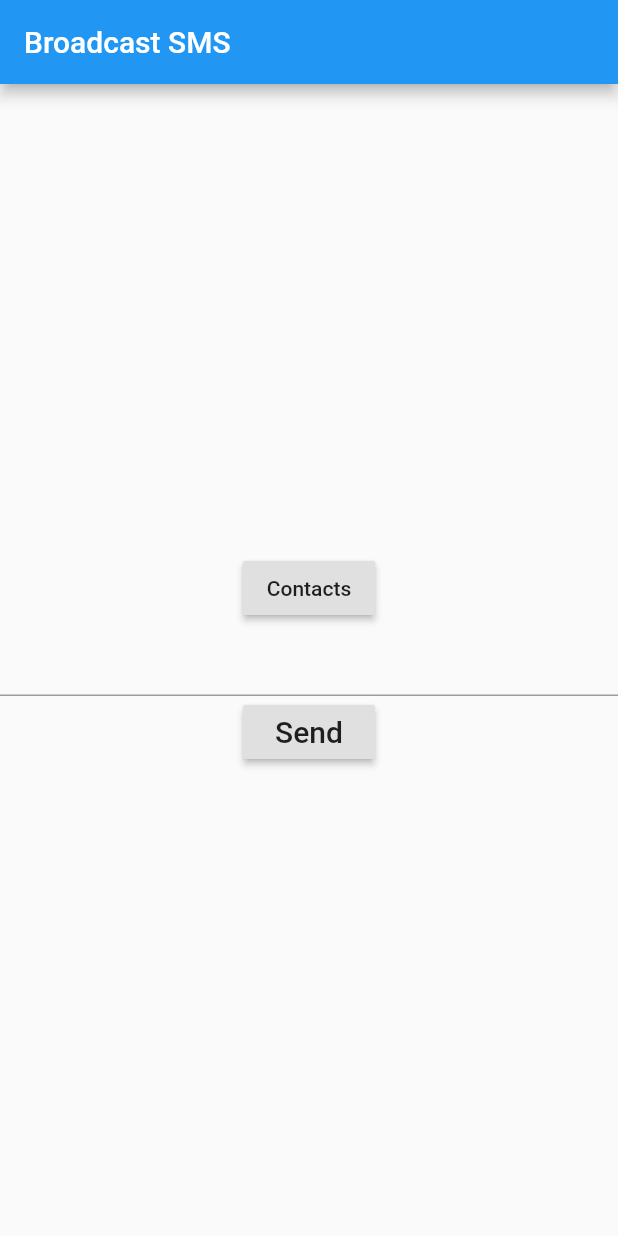
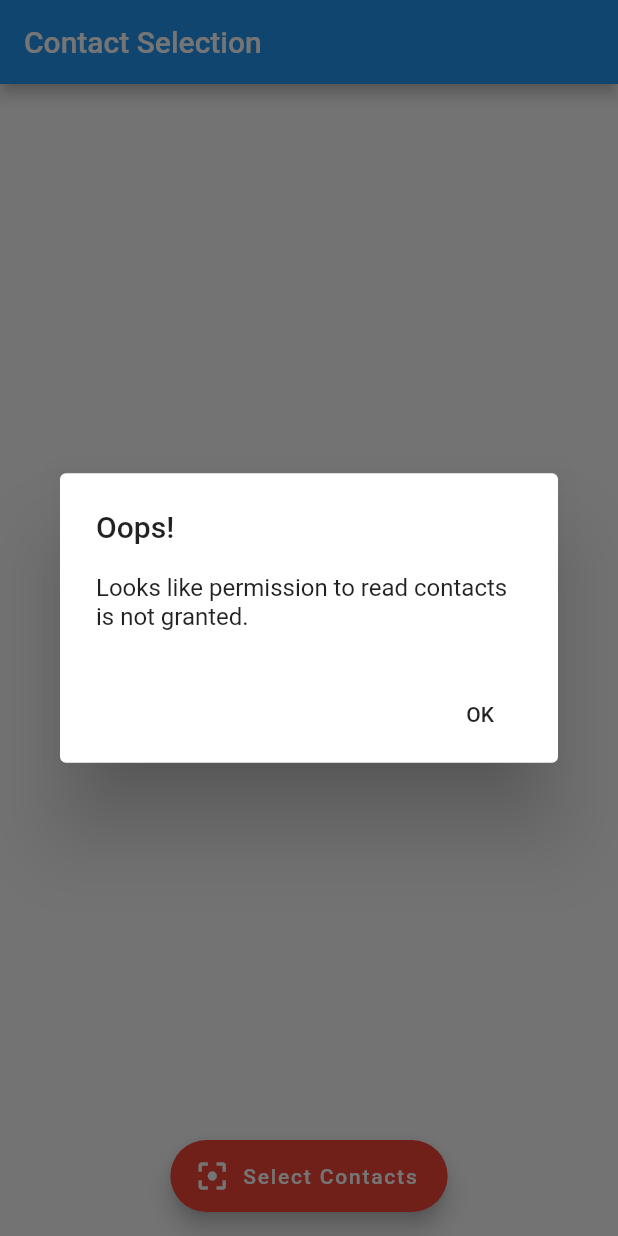
Before and after one commit to tweirtx/BroadcastSMS, a Flutter app: the screen it shows after launch, on a phone screen of 412 x 824 dp. Run offline on Flutter 3.47's test engine with Material 2 defaults, Android fonts, the phone set to English and light mode, and no system bars; our stand-ins replace contacts_service; missing offline and left inert: simple_permissions, sms_maintained.

Commit message:
Here is a complete mess bcs aaaaaaaaaa

```diff
--- a/lib/main.dart
+++ b/lib/main.dart
@@ -1,33 +1,23 @@
-import 'dart:io';
+import 'dart:async';
 
 import 'package:flutter/material.dart';
-import 'package:sms_maintained/sms.dart';
 import 'package:contacts_service/contacts_service.dart';
 import 'package:simple_permissions/simple_permissions.dart';
+import 'sending.dart';
+
+void main() => runApp(ContactsApp());
 
 
-
-void main() => runApp(MyApp());
-
-class MyApp extends StatelessWidget {
+class ContactsApp extends StatelessWidget {
   // This widget is the root of your application.
   @override
   Widget build(BuildContext context) {
-    return MaterialApp(
+    return new MaterialApp(
       title: 'Broadcast SMS',
-      theme: ThemeData(
-        // This is the theme of your application.
-        //
-        // Try running your application with "flutter run". You'll see the
-        // application has a blue toolbar. Then, without quitting the app, try
-        // changing the primarySwatch below to Colors.green and then invoke
-        // "hot reload" (press "r" in the console where you ran "flutter run",
-        // or simply save your changes to "hot reload" in a Flutter IDE).
-        // Notice that the counter didn't reset back to zero; the application
-        // is not restarted.
+      theme: new ThemeData(
         primarySwatch: Colors.blue,
       ),
-      home: MyHomePage(title: 'Broadcast SMS'),
+      home: new MyHomePage(title: 'Contact Selection'),
     );
   }
 }
@@ -35,114 +25,151 @@ class MyApp extends StatelessWidget {
 class MyHomePage extends StatefulWidget {
   MyHomePage({Key key, this.title}) : super(key: key);
 
-  // This widget is the home page of your application. It is stateful, meaning
-  // that it has a State object (defined below) that contains fields that affect
-  // how it looks.
+  final String title;
+  final String reloadLabel = 'Reload!';
+  final String fireLabel = 'Select Contacts';
+  final Color floatingButtonColor = Colors.red;
+  final IconData reloadIcon = Icons.refresh;
+  final IconData fireIcon = Icons.filter_center_focus;
 
-  // This class is the configuration for the state. It holds the values (in this
-  // case the title) provided by the parent (in this case the App widget) and
-  // used by the build method of the State. Fields in a Widget subclass are
-  // always marked "final".
-
-  final String title;
   @override
-  _MyHomePageState createState() => _MyHomePageState();
+  _MyHomePageState createState() => new _MyHomePageState(
+        floatingButtonLabel: this.fireLabel,
+        icon: this.fireIcon,
+        floatingButtonColor: this.floatingButtonColor,
+      );
 }
 
 class _MyHomePageState extends State<MyHomePage> {
-  ContactsService contactsService = new ContactsService();
-  Iterable<Contact> contacts;
+  List<Contact> _contacts = new List<Contact>();
+  List<CustomContact> _uiCustomContacts = List<CustomContact>();
+  List<CustomContact> _allContacts = List<CustomContact>();
+  bool _isLoading = false;
+  String floatingButtonLabel;
+  Color floatingButtonColor;
+  IconData icon;
 
-  void _showDialog(String message) {
-    // flutter defined function
+  _MyHomePageState({
+    this.floatingButtonLabel,
+    this.icon,
+    this.floatingButtonColor,
+  });
+
+  @override
+  void initState() {
+    super.initState();
+    getContactsPermission().then((granted) {
+      if (granted) {
+        refreshContacts();
+      } else {
         showDialog(
           context: context,
-      builder: (BuildContext context) {
-        // return object of type Dialog
-        return AlertDialog(
-          title: new Text("Notice"),
-          content: new Text(message),
+          builder: (context) => AlertDialog(
+                title: const Text('Oops!'),
+                content: const Text('Looks like permission to read contacts is not granted.'),
                 actions: <Widget>[
-            // usually buttons at the bottom of the dialog
-            new FlatButton(
-              child: new Text("Close"),
-              onPressed: () {
-                Navigator.of(context).pop();
-              },
+                  FlatButton(
+                    child: const Text('OK'),
+                    onPressed: () => Navigator.pop(context),
                   ),
                 ],
-        );
-      },
+              ),
         );
       }
-
-  void _sendSMS(Contact contact) {
-    _showDialog(contact.phones.toList().elementAt(0).value);
-    SmsSender().sendSms(SmsMessage(contact.phones.toList().elementAt(0).value, "Broadcast SMS"));
-  }
-
-  void _loopThru() {
-    contacts.forEach(_sendSMS);
+    });
   }
 
   @override
   Widget build(BuildContext context) {
-    // This method is rerun every time setState is called, for instance as done
-    // by the _incrementCounter method above.
-    //
-    // The Flutter framework has been optimized to make rerunning build methods
-    // fast, so that you can just rebuild anything that needs updating rather
-    // than having to individually change instances of widgets.
-    return Scaffold(
-      appBar: AppBar(
-        // Here we take the value from the MyHomePage object that was created by
-        // the App.build method, and use it to set our appbar title.
-        title: Text(widget.title),
+    return new Scaffold(
+      appBar: new AppBar(
+        title: new Text(widget.title),
       ),
-      body: Center(
-        // Center is a layout widget. It takes a single child and positions it
-        // in the middle of the parent.
-        child: Column(
-          // Column is also layout widget. It takes a list of children and
-          // arranges them vertically. By default, it sizes itself to fit its
-          // children horizontally, and tries to be as tall as its parent.
-          //
-          // Invoke "debug painting" (press "p" in the console, choose the
-          // "Toggle Debug Paint" action from the Flutter Inspector in Android
-          // Studio, or the "Toggle Debug Paint" command in Visual Studio Code)
-          // to see the wireframe for each widget.
-          //
-          // Column has various properties to control how it sizes itself and
-          // how it positions its children. Here we use mainAxisAlignment to
-          // center the children vertically; the main axis here is the vertical
-          // axis because Columns are vertical (the cross axis would be
-          // horizontal).
-          mainAxisAlignment: MainAxisAlignment.center,
+      body: !_isLoading
+          ? Container(
+              child: ListView.builder(
+                itemCount: _uiCustomContacts?.length,
+                itemBuilder: (BuildContext context, int index) {
+                  CustomContact _contact = _uiCustomContacts[index];
+                  var _phonesList = _contact.contact.phones.toList();
 
-          children: <Widget>[
-            RaisedButton(
-              child: new Text("Contacts"),
-              onPressed: () async {
-                if (!await SimplePermissions.checkPermission(Permission.ReadContacts)) {
-                  await SimplePermissions.requestPermission(Permission.ReadContacts);
-                }
-                contacts = await ContactsService.getContacts();
-
+                  return _buildListTile(_contact, _phonesList);
                 },
               ),
-            TextField(
-
+            )
+          : Center(
+              child: CircularProgressIndicator(),
             ),
-          RaisedButton(
-            onPressed: _loopThru,
-            child: Text(
-                'Send',
-                style: TextStyle(fontSize: 20)
+      floatingActionButton: new FloatingActionButton.extended(
+        backgroundColor: floatingButtonColor,
+        onPressed: _onSubmit,
+        icon: Icon(icon),
+        label: Text(floatingButtonLabel),
       ),
-          ),
-        ],
-      ), // This trailing comma makes auto-formatting nicer for build methods.
-    ),
+      floatingActionButtonLocation: FloatingActionButtonLocation.centerFloat,
     );
   }
+
+  void _onSubmit() {
+        _uiCustomContacts =
+            _allContacts.where((contact) => contact.isChecked == true).toList();
+        runApp(MyApp());
   }
+
+  ListTile _buildListTile(CustomContact c, List<Item> list) {
+    return ListTile(
+      leading: (c.contact.avatar != null)
+          ? CircleAvatar(backgroundImage: MemoryImage(c.contact.avatar))
+          : CircleAvatar(
+              child: Text(
+                  (c.contact.displayName[0] +
+                      c.contact.displayName[1].toUpperCase()),
+                  style: TextStyle(color: Colors.white)),
+            ),
+      title: Text(c.contact.displayName ?? ""),
+      subtitle: list.length >= 1 && list[0]?.value != null
+          ? Text(list[0].value)
+          : Text(''),
+      trailing: Checkbox(
+          activeColor: Colors.green,
+          value: c.isChecked,
+          onChanged: (bool value) {
+            setState(() {
+              c.isChecked = value;
+            });
+          }),
+    );
+  }
+
+  refreshContacts() async {
+    setState(() {
+      _isLoading = true;
+    });
+    var contacts = await ContactsService.getContacts();
+    _populateContacts(contacts);
+  }
+
+  void _populateContacts(Iterable<Contact> contacts) {
+    _contacts = contacts.where((item) => item.displayName != null).toList();
+    _contacts.sort((a, b) => a.displayName.compareTo(b.displayName));
+    _allContacts =
+        _contacts.map((contact) => CustomContact(contact: contact)).toList();
+    setState(() {
+      _uiCustomContacts = _allContacts;
+      _isLoading = false;
+    });
+  }
+
+  Future<bool> getContactsPermission() =>
+      SimplePermissions.checkPermission(Permission.ReadContacts);
+}
+
+class CustomContact {
+  final Contact contact;
+  bool isChecked;
+
+  CustomContact({
+    this.contact,
+    this.isChecked = false,
+  });
+}
--- /dev/null
+++ b/lib/sending.dart
@@ -0,0 +1,305 @@
+import 'package:flutter/material.dart';
+import 'package:sms_maintained/sms.dart';
+import 'package:contacts_service/contacts_service.dart';
+import 'dart:async';
+import 'package:simple_permissions/simple_permissions.dart';
+
+void main() => runApp(ContactsApp());
+
+class MyApp extends StatelessWidget {
+  // This widget is the root of your application.
+  @override
+  Widget build(BuildContext context) {
+    return MaterialApp(
+      title: 'Broadcast SMS',
+      theme: ThemeData(
+        // This is the theme of your application.
+        //
+        // Try running your application with "flutter run". You'll see the
+        // application has a blue toolbar. Then, without quitting the app, try
+        // changing the primarySwatch below to Colors.green and then invoke
+        // "hot reload" (press "r" in the console where you ran "flutter run",
+        // or simply save your changes to "hot reload" in a Flutter IDE).
+        // Notice that the counter didn't reset back to zero; the application
+        // is not restarted.
+        primarySwatch: Colors.blue,
+      ),
+      home: MyHomePage(title: 'Broadcast SMS'),
+    );
+  }
+}
+
+class MyHomePage extends StatefulWidget {
+  MyHomePage({Key key, this.title}) : super(key: key);
+
+  // This widget is the home page of your application. It is stateful, meaning
+  // that it has a State object (defined below) that contains fields that affect
+  // how it looks.
+
+  // This class is the configuration for the state. It holds the values (in this
+  // case the title) provided by the parent (in this case the App widget) and
+  // used by the build method of the State. Fields in a Widget subclass are
+  // always marked "final".
+
+  final String title;
+  @override
+  _MyHomePageState createState() => _MyHomePageState();
+}
+
+class _MyHomePageState extends State<MyHomePage> {
+  ContactsService contactsService = new ContactsService();
+  Iterable<Contact> contacts;// = main()._uiCustomContacts;
+
+
+  void _showDialog(String message) {
+    // flutter defined function
+    showDialog(
+      context: context,
+      builder: (BuildContext context) {
+        // return object of type Dialog
+        return AlertDialog(
+          title: new Text("Notice"),
+          content: new Text(message),
+          actions: <Widget>[
+            // usually buttons at the bottom of the dialog
+            new FlatButton(
+              child: new Text("Close"),
+              onPressed: () {
+                Navigator.of(context).pop();
+              },
+            ),
+          ],
+        );
+      },
+    );
+  }
+
+  void _sendSMS(Contact contact) {
+    _showDialog(contact.phones
+        .toList()
+        .elementAt(0)
+        .value);
+    SmsSender().sendSms(SmsMessage(contact.phones
+        .toList()
+        .elementAt(0)
+        .value, "Broadcast SMS"));
+  }
+
+  void _loopThru() {
+    contacts.forEach(_sendSMS);
+  }
+
+  @override
+  Widget build(BuildContext context) {
+    // This method is rerun every time setState is called, for instance as done
+    // by the _incrementCounter method above.
+    //
+    // The Flutter framework has been optimized to make rerunning build methods
+    // fast, so that you can just rebuild anything that needs updating rather
+    // than having to individually change instances of widgets.
+    return Scaffold(
+      appBar: AppBar(
+        // Here we take the value from the MyHomePage object that was created by
+        // the App.build method, and use it to set our appbar title.
+        title: Text(widget.title),
+      ),
+      body: Center(
+        // Center is a layout widget. It takes a single child and positions it
+        // in the middle of the parent.
+        child: Column(
+          // Column is also layout widget. It takes a list of children and
+          // arranges them vertically. By default, it sizes itself to fit its
+          // children horizontally, and tries to be as tall as its parent.
+          //
+          // Invoke "debug painting" (press "p" in the console, choose the
+          // "Toggle Debug Paint" action from the Flutter Inspector in Android
+          // Studio, or the "Toggle Debug Paint" command in Visual Studio Code)
+          // to see the wireframe for each widget.
+          //
+          // Column has various properties to control how it sizes itself and
+          // how it positions its children. Here we use mainAxisAlignment to
+          // center the children vertically; the main axis here is the vertical
+          // axis because Columns are vertical (the cross axis would be
+          // horizontal).
+          mainAxisAlignment: MainAxisAlignment.center,
+
+          children: <Widget>[
+            TextField(
+
+            ),
+            RaisedButton(
+              onPressed: _loopThru,
+              child: Text(
+                  'Send',
+                  style: TextStyle(fontSize: 20)
+              ),
+            ),
+          ],
+        ), // This trailing comma makes auto-formatting nicer for build methods.
+      ),
+    );
+  }
+}
+  class ContactsApp extends StatelessWidget {
+  // This widget is the root of your application.
+  @override
+  Widget build(BuildContext context) {
+  return new MaterialApp(
+  title: 'Broadcast SMS',
+  theme: new ThemeData(
+  primarySwatch: Colors.blue,
+  ),
+  home: new ContactHomePage(title: 'Contact Selection'),
+  );
+  }
+  }
+  class ContactHomePage extends StatefulWidget {
+  ContactHomePage({Key key, this.title}) : super(key: key);
+
+  final String title;
+  final String reloadLabel = 'Reload!';
+  final String fireLabel = 'Select Contacts';
+  final Color floatingButtonColor = Colors.red;
+  final IconData reloadIcon = Icons.refresh;
+  final IconData fireIcon = Icons.filter_center_focus;
+
+  @override
+  _ContactHomePageState createState() => new _ContactHomePageState(
+    floatingButtonLabel: this.fireLabel,
+    icon: this.fireIcon,
+    floatingButtonColor: this.floatingButtonColor,
+  );
+  }
+class _ContactHomePageState extends State<ContactHomePage> {
+  List<Contact> _contacts = new List<Contact>();
+  List<CustomContact> _uiCustomContacts = List<CustomContact>();
+  List<CustomContact> _allContacts = List<CustomContact>();
+  bool _isLoading = false;
+  String floatingButtonLabel;
+  Color floatingButtonColor;
+  IconData icon;
+
+  _ContactHomePageState({
+  this.floatingButtonLabel,
+  this.icon,
+  this.floatingButtonColor,
+  });
+
+  @override
+  void initState() {
+  super.initState();
+  getContactsPermission().then((granted) {
+  if (granted) {
+  refreshContacts();
+  } else {
+  showDialog(
+  context: context,
+  builder: (context) => AlertDialog(
+  title: const Text('Oops!'),
+  content: const Text('Looks like permission to read contacts is not granted.'),
+  actions: <Widget>[
+  FlatButton(
+  child: const Text('OK'),
+  onPressed: () => Navigator.pop(context),
+  ),
+  ],
+  ),
+  );
+  }
+  });
+  }
+
+  @override
+  Widget build(BuildContext context) {
+  return new Scaffold(
+  appBar: new AppBar(
+  title: new Text(widget.title),
+  ),
+  body: !_isLoading
+  ? Container(
+  child: ListView.builder(
+  itemCount: _uiCustomContacts?.length,
+  itemBuilder: (BuildContext context, int index) {
+  CustomContact _contact = _uiCustomContacts[index];
+  var _phonesList = _contact.contact.phones.toList();
+
+  return _buildListTile(_contact, _phonesList);
+  },
+  ),
+  )
+      : Center(
+  child: CircularProgressIndicator(),
+  ),
+  floatingActionButton: new FloatingActionButton.extended(
+  backgroundColor: floatingButtonColor,
+  onPressed: _onSubmit,
+  icon: Icon(icon),
+  label: Text(floatingButtonLabel),
+  ),
+  floatingActionButtonLocation: FloatingActionButtonLocation.centerFloat,
+  );
+  }
+
+  void _onSubmit() {
+  _uiCustomContacts =
+  _allContacts.where((contact) => contact.isChecked == true).toList();
+  runApp(MyApp());
+  }
+
+  ListTile _buildListTile(CustomContact c, List<Item> list) {
+  return ListTile(
+  leading: (c.contact.avatar != null)
+  ? CircleAvatar(backgroundImage: MemoryImage(c.contact.avatar))
+      : CircleAvatar(
+  child: Text(
+  (c.contact.displayName[0] +
+  c.contact.displayName[1].toUpperCase()),
+  style: TextStyle(color: Colors.white)),
+  ),
+  title: Text(c.contact.displayName ?? ""),
+  subtitle: list.length >= 1 && list[0]?.value != null
+  ? Text(list[0].value)
+      : Text(''),
+  trailing: Checkbox(
+  activeColor: Colors.green,
+  value: c.isChecked,
+  onChanged: (bool value) {
+  setState(() {
+  c.isChecked = value;
+  });
+  }),
+  );
+  }
+
+  refreshContacts() async {
+  setState(() {
+  _isLoading = true;
+  });
+  var contacts = await ContactsService.getContacts();
+  _populateContacts(contacts);
+  }
+
+  void _populateContacts(Iterable<Contact> contacts) {
+  _contacts = contacts.where((item) => item.displayName != null).toList();
+  _contacts.sort((a, b) => a.displayName.compareTo(b.displayName));
+  _allContacts =
+  _contacts.map((contact) => CustomContact(contact: contact)).toList();
+  setState(() {
+  _uiCustomContacts = _allContacts;
+  _isLoading = false;
+  });
+  }
+
+  Future<bool> getContactsPermission() =>
+  SimplePermissions.checkPermission(Permission.ReadContacts);
+  }
+
+  class CustomContact {
+  final Contact contact;
+  bool isChecked;
+
+  CustomContact({
+  this.contact,
+  this.isChecked = false,
+  });
+  }
```
Also changed, not shown: 1 other file. Lines whose indentation alone changed are shown as unchanged.
